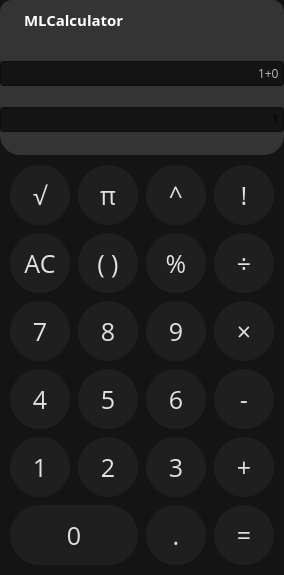
The window that main.ui (MAT-L02/ML_Calculator) describes before a commit, drawn with Qt 5.
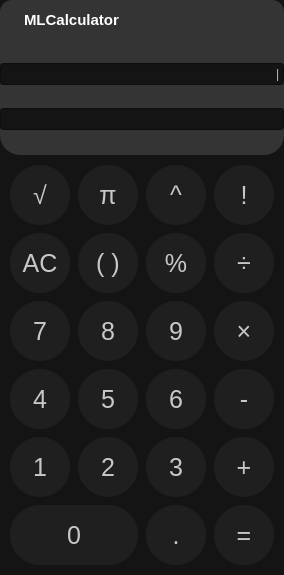
The same window after the commit. Icons and pictures are not drawn.

```diff
--- a/main.ui
+++ b/main.ui
@@ -19,7 +19,7 @@
   <property name="styleSheet">
    <string notr="true">QWidget {
     background-color: #141414;
-	font-family:Open Sans;
+	font-family:&quot;Open Sans&quot;;
 }
 
 QFrame{
@@ -36,11 +36,13 @@
 
 
 
+
 #close_btn{
 	background-color: #343434;
 	border:none;
 }
 
+
 #fn_bar_frame{										/*frame z nazwa, ikona*/
 	background:#343434;
 	border-top-left-radius: 12px;
@@ -56,7 +58,7 @@
 
 #button_frame QPushButton {
 	background-color: #1f1f1f;
-	color:#e1e1e1;
+	color:#c8c8c8;
 	font-size:25px;
 	border-radius: 30px;
 	width:60px;
@@ -75,13 +77,19 @@
 }
 
 #button_frame QPushButton[class=&quot;group1&quot;] {
+	background: #929292;
+	color:#010101;
+}
+
+#button_frame QPushButton[class=&quot;group1&quot;]:pressed {
 	background: #a4a4a4;
-	color:#343434;
+	color:#282828;
+
 }
 
 #button_frame QPushButton[class=&quot;group2&quot;] {
 	background: #484848;
-	color:#e1e1e1;
+	color:#e4e4e4;
 }
 
 #button_frame QPushButton[class=&quot;group2&quot;]:pressed {
@@ -93,9 +101,14 @@
 	color:#000000;
 }
 
+#button_frame QPushButton[class=&quot;group3&quot;] :pressed{
+	background: #dadada;
+	color:#2b2b2b;
+}
+
 #button_frame QPushButton[class=&quot;group4&quot;] {
 	background: #141414;
-	color:#c3c3c3;
+	color:#c8c8c8;
 	font-size:30px;
 	height:40px;
 
@@ -122,7 +135,7 @@
 
 #wynik_frame QLineEdit[class=&quot;linegroup1&quot;]{
 	background-color: #343434;
-	color: #ffffff;
+	color: #e3e3e3;
 	border: none;
 	height:80px;
 	padding: 0px 10px;
@@ -132,7 +145,7 @@
 
 #wynik_frame QLineEdit[class=&quot;linegroup2&quot;]{
 	background-color: #343434;
-	color: #ffffff;
+	color: #c8c8c8;
 	border: none;
 	height:40px;
 	padding: 0px 10px;
@@ -305,7 +318,7 @@
          <bool>false</bool>
         </property>
         <property name="text">
-         <string>1+0</string>
+         <string>|</string>
         </property>
         <property name="frame">
          <bool>true</bool>
@@ -320,8 +333,11 @@
       </item>
       <item>
        <widget class="QLineEdit" name="lineEdit_2">
+        <property name="enabled">
+         <bool>false</bool>
+        </property>
         <property name="text">
-         <string>1</string>
+         <string/>
         </property>
         <property name="alignment">
          <set>Qt::AlignRight|Qt::AlignTrailing|Qt::AlignVCenter</set>
```
Left out of the diff: 9 changed lines with no effect on the pictures.
